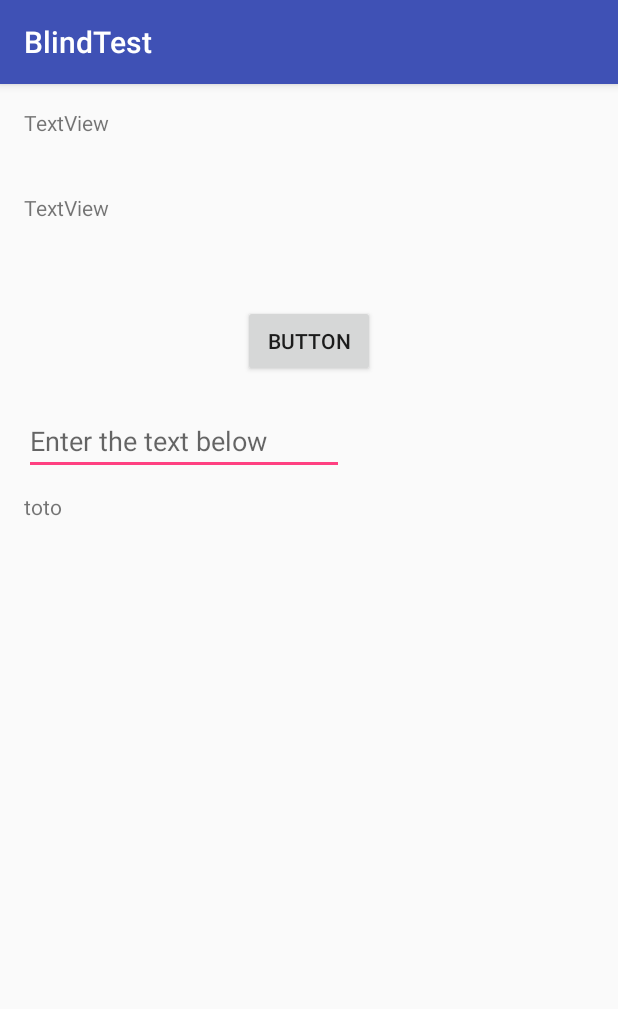
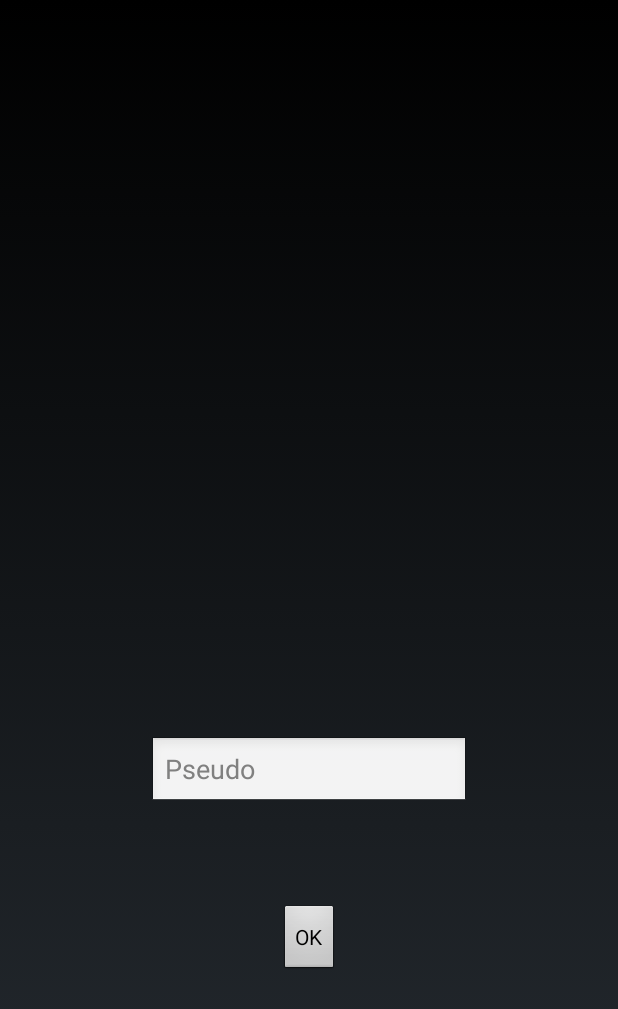
Before and after one commit to colinprieto/projet-blindtest, an Android app: the screen it shows after launch (MainActivity before the commit, PseudoActivity after it), on a phone screen of 412 x 824 dp. Shown: the top 1009 px of the screen. Run offline under Robolectric (Android 15) with nearby library versions, the phone set to English and light mode, and no system bars.

Commit message:
vues de démarrage de l'app

```diff
--- /dev/null
+++ b/BlindTest/app/src/main/java/btb/blindtest/PseudoActivity.java
@@ -0,0 +1,26 @@
+package btb.blindtest;
+
+import android.app.Activity;
+import android.content.Intent;
+import android.support.v7.app.AppCompatActivity;
+import android.os.Bundle;
+import android.view.View;
+import android.widget.Button;
+
+public class PseudoActivity extends Activity {
+
+    @Override
+    protected void onCreate(Bundle savedInstanceState) {
+        super.onCreate(savedInstanceState);
+        setContentView(R.layout.activity_pseudo);
+        Button buttonOK = (Button) findViewById(R.id.buttonOkPseudo);
+        buttonOK.setOnClickListener(new View.OnClickListener() {
+            @Override
+            public void onClick(View v) {
+                //TODO send pseudo to server
+                //TODO save pseudo lacally
+                startActivity(new Intent(PseudoActivity.this, ChooserActivity.class));
+            }
+        });
+    }
+}
--- a/BlindTest/app/src/main/res/layout/activity_main.xml
+++ b/BlindTest/app/src/main/res/layout/activity_main.xml
@@ -11,7 +11,7 @@
     tools:context="btb.blindtest.MainActivity">
 
     <TextView
-        android:text="TextView"
+        android:text=""
         android:layout_width="wrap_content"
         android:layout_height="wrap_content"
         android:id="@+id/textViewArtist"
@@ -22,7 +22,7 @@
         android:layout_alignParentEnd="true" />
 
     <TextView
-        android:text="TextView"
+        android:text=""
         android:layout_width="wrap_content"
         android:layout_height="wrap_content"
         android:layout_below="@+id/textViewArtist"
@@ -34,7 +34,7 @@
         android:layout_alignParentEnd="true" />
 
     <Button
-        android:text="Button"
+        android:text="Generate random song"
         android:layout_width="wrap_content"
         android:layout_height="wrap_content"
         android:id="@+id/button"
@@ -47,7 +47,7 @@
         android:layout_width="wrap_content"
         android:layout_height="wrap_content"
         android:inputType="textPersonName"
-        android:hint="Enter the text below"
+        android:hint="Enter title"
         android:ems="10"
         android:id="@+id/editText"
         android:layout_below="@+id/button"
@@ -56,12 +56,12 @@
         android:layout_marginTop="20dp" />
 
     <TextView
-        android:text="toto"
+        android:text=""
         android:layout_width="wrap_content"
         android:layout_height="wrap_content"
         android:layout_below="@+id/editText"
         android:layout_marginTop="11dp"
-        android:id="@+id/tvRef"
+        android:id="@+id/score"
         android:layout_alignParentLeft="true"
         android:layout_alignParentStart="true" />
 
--- /dev/null
+++ b/BlindTest/app/src/main/res/layout/activity_pseudo.xml
@@ -0,0 +1,32 @@
+<?xml version="1.0" encoding="utf-8"?>
+<RelativeLayout xmlns:android="http://schemas.android.com/apk/res/android"
+    xmlns:tools="http://schemas.android.com/tools"
+    android:id="@+id/activity_pseudo"
+    android:layout_width="match_parent"
+    android:layout_height="match_parent"
+    android:paddingBottom="@dimen/activity_vertical_margin"
+    android:paddingLeft="@dimen/activity_horizontal_margin"
+    android:paddingRight="@dimen/activity_horizontal_margin"
+    android:paddingTop="@dimen/activity_vertical_margin"
+    tools:context="btb.blindtest.PseudoActivity">
+
+    <Button
+        android:text="OK"
+        android:layout_width="wrap_content"
+        android:layout_height="wrap_content"
+        android:layout_alignParentBottom="true"
+        android:layout_centerHorizontal="true"
+        android:layout_marginBottom="157dp"
+        android:id="@+id/buttonOkPseudo" />
+
+    <EditText
+        android:layout_width="wrap_content"
+        android:layout_height="wrap_content"
+        android:inputType="textPersonName"
+        android:ems="10"
+        android:layout_above="@+id/buttonOkPseudo"
+        android:layout_centerHorizontal="true"
+        android:layout_marginBottom="64dp"
+        android:id="@+id/editTextPseudo"
+        android:hint="Pseudo" />
+</RelativeLayout>
```
Also changed, not shown: BlindTest/app/src/main/AndroidManifest.xml (+8 -4 lines), BlindTest/app/src/main/java/btb/blindtest/ChooserActivity.java (added, +24 -0 lines), BlindTest/app/src/main/java/btb/blindtest/MainActivity.java (+12 -5 lines), BlindTest/app/src/main/java/btb/blindtest/MusicManager.java (+7 -3 lines), BlindTest/app/src/main/res/layout/activity_chooser.xml (added, +38 -0 lines).
